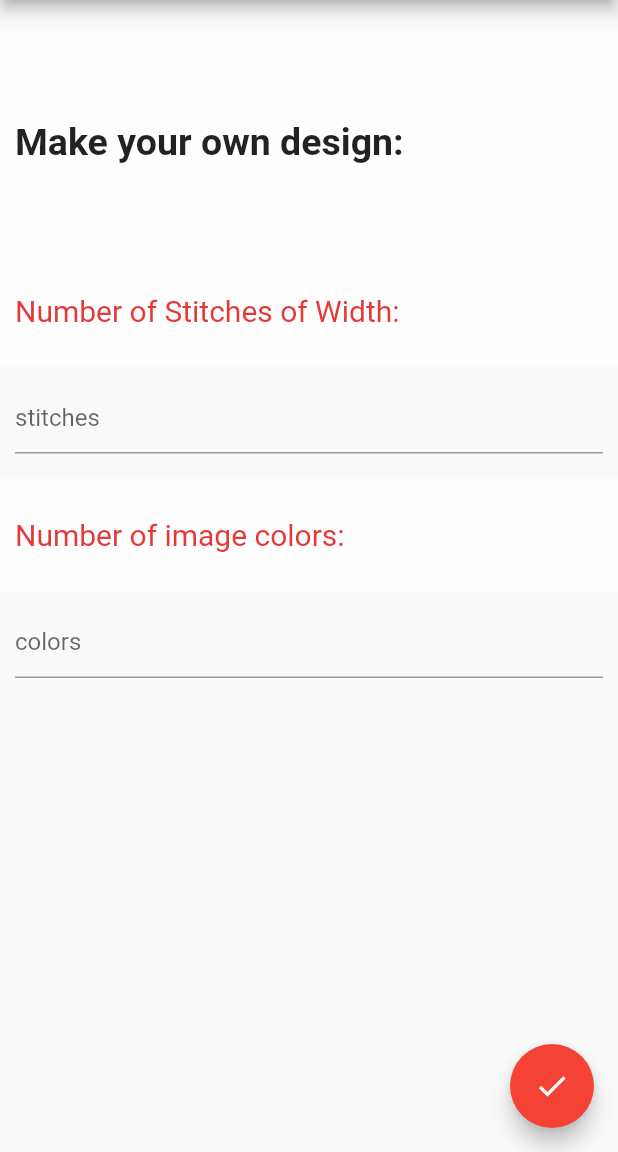
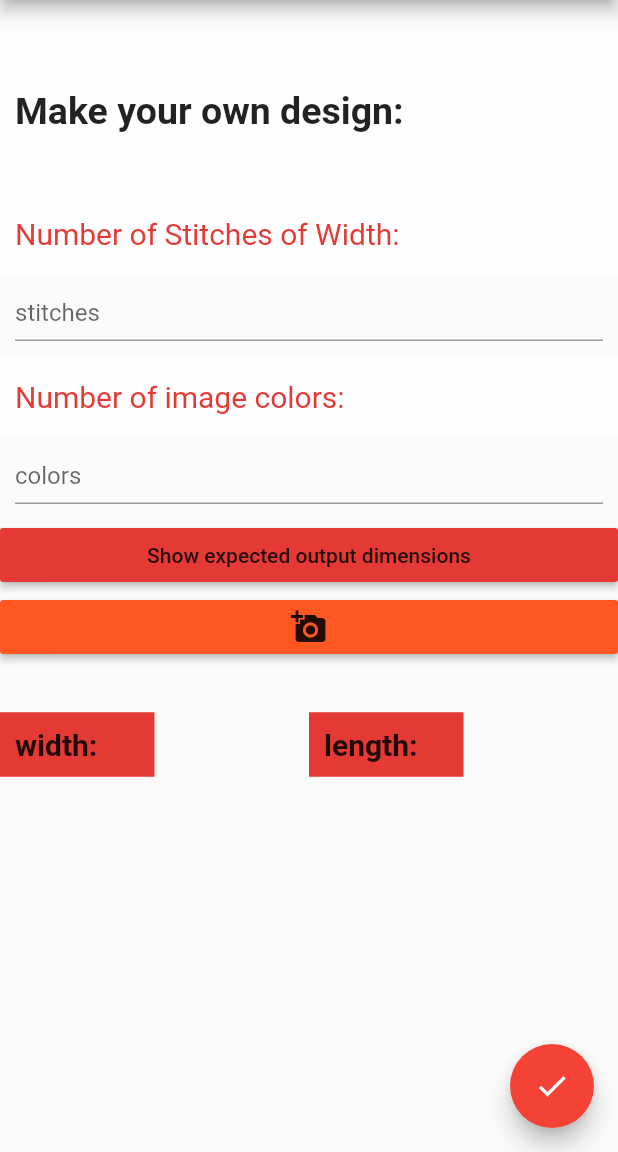
Before and after one commit to monaa12/Stitching-Art, a Flutter app: the output screen opened by its route, on a phone screen of 412 x 824 dp, the part 84-1236 px from its top. Run offline on Flutter 3.47's test engine with Material 2 defaults, Android fonts, the phone set to English and light mode, and no system bars; our stand-ins replace dio, image_cropper, image_picker.

Commit message:
Update num_stitches.dart

```diff
--- a/Frontend/flutter_app/lib/num_stitches.dart
+++ b/Frontend/flutter_app/lib/num_stitches.dart
@@ -17,6 +17,7 @@ class _outputState extends State<output> {
   String result="";
   String result2="";
   String res="";
+ Future <List<double>>dim;
   @override
   Widget build(BuildContext context) {
     return Scaffold(
@@ -135,9 +136,9 @@ class _outputState extends State<output> {
                   setState(() {
                     result = str;
                   });
-                  controller.text="";
+                  controller2.text="";
                 },
-                controller: controller,
+                controller: controller2,
               )
               ,
             ),
@@ -145,6 +146,97 @@ class _outputState extends State<output> {
         ],
           ),
         ),
+          MaterialButton(
+               color:Colors.red[600],
+
+              child: Text(
+                "Show expected output dimensions"
+                //Icons.add_a_photo
+              ),
+              //backgroundColor: Colors.red,
+              onPressed: () {
+              dim= uploadStitches(res,result);
+               // _showOptions(context);
+              }),
+          MaterialButton(
+              color: Colors.deepOrange,
+              child: Icon(
+                  Icons.add_a_photo
+              ),
+              //  child: Text(
+
+              //  "Device",
+              // style: TextStyle(color: Colors.white),
+              //),
+              onPressed: () {
+
+                dim= uploadStitches(res,result);
+              }
+          ),
+
+          Expanded(
+            flex:1,
+            child: Row(
+              children: <Widget>[
+                Expanded(
+                  flex:1,
+                  child: Container(
+
+                    padding: EdgeInsets.all(10.0),
+                    color: Colors.red[600],
+                    child: Text('width:',
+                      style: TextStyle(
+                        fontSize:20.0,
+                        fontWeight: FontWeight.bold,
+                      ),
+                    ),
+                  ),
+                ),
+                Expanded(
+                  flex:1,
+                  child: Container(
+
+                    padding: EdgeInsets.all(10.0),
+                    //color: Colors.red[200],
+                    child: Text(
+                      dim.toString() ,
+                    )
+                    ,
+                  ),
+                ),
+                //Text('width'),
+                //Text('length'),
+                Expanded(
+                  flex:1,
+                  child: Container(
+
+                    padding: EdgeInsets.all(10.0),
+                    color: Colors.red[600],
+                    child: Text('length:',
+                      style: TextStyle(
+                        fontSize:20.0,
+                        fontWeight: FontWeight.bold,
+                      ) ,
+                    ),
+                  ),
+                ),
+                Expanded(
+                  flex:1,
+                  child: Container(
+
+                    padding: EdgeInsets.all(10.0),
+                    //color: Colors.red[200],
+                    child:new Text(
+                      dim.toString(),
+                    ),
+                  ),
+                ),
+
+              ],
+            ),
+          ),
+
+          //////////////////haiodaaa
           Expanded (
             flex:2,
             child: Container(
@@ -160,7 +252,7 @@ class _outputState extends State<output> {
         onPressed: () {
           //Navigator.push(context, MaterialPageRoute(builder: (context) => Gridded()));
           Navigator.pushNamed(context, '/gridded');
-          uploadStitches(res,result);
+          //uploadStitches(res,result);
           /// hanb3t hena el number of colors
           //uploadStitches(result);
         },
```
